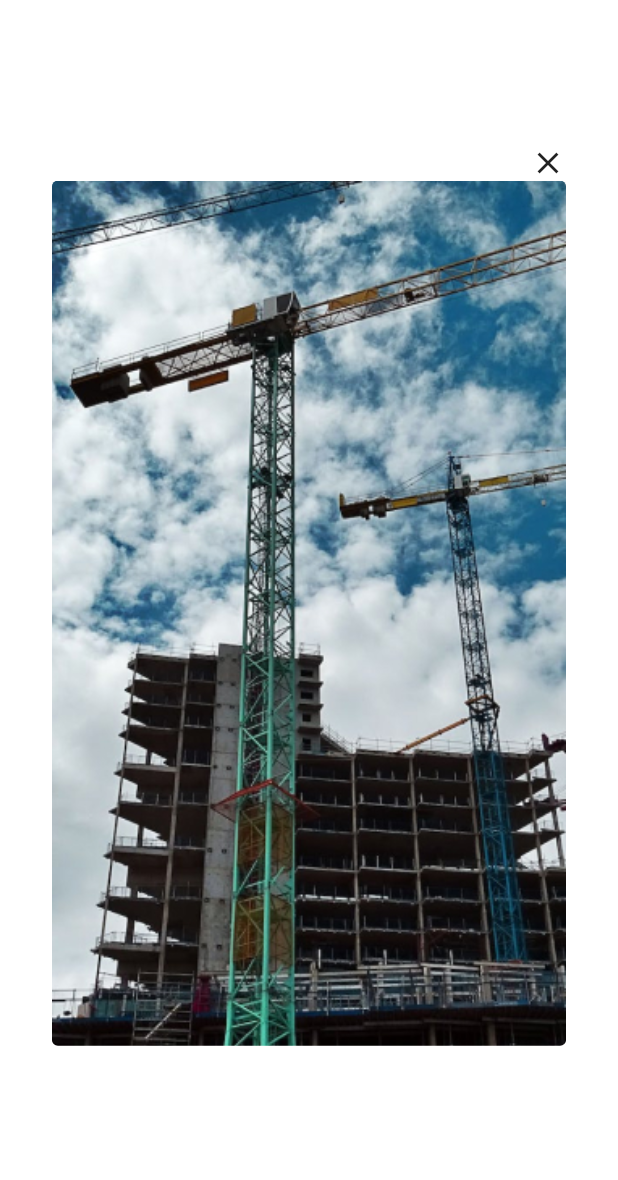
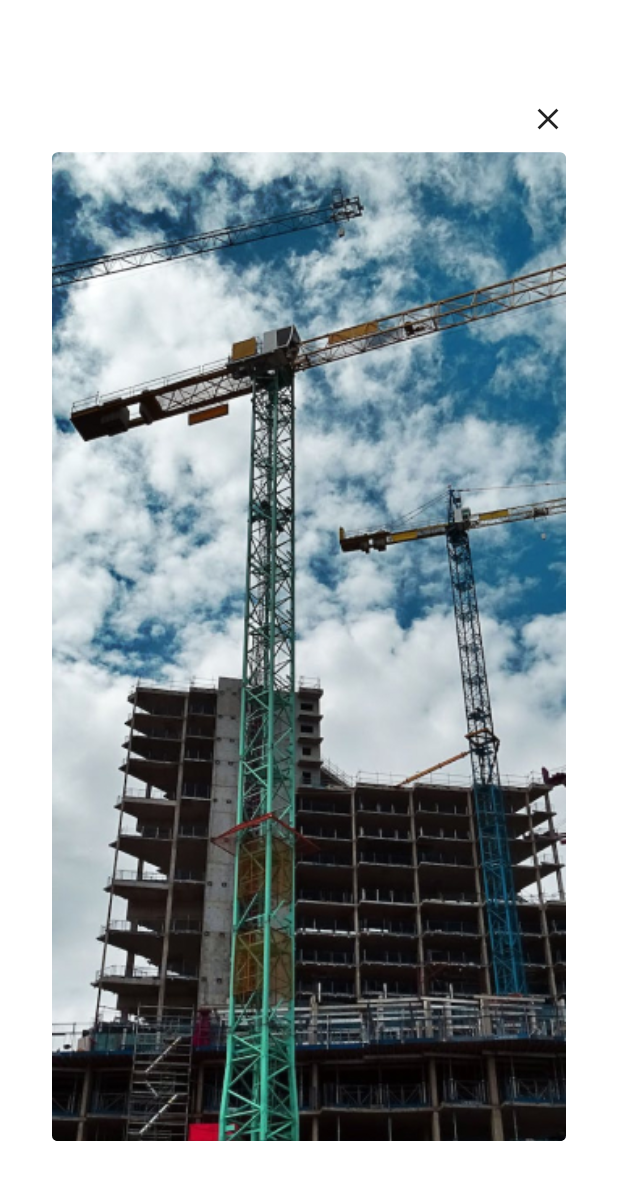
Before and after one commit to jamydevelop/Wilcon-Phase-2, a Flutter app: the ChecklistItemModalWidget screen opened directly, on a phone screen of 412 x 824 dp. Shown: the top 1180 px of the screen. Run offline on Flutter 3.47's test engine with Material 3 defaults, Android fonts, the phone set to English and light mode, and no system bars.

Commit message:
ImageModal Done

```diff
--- a/wilcon_phase2/lib/module/checklist/checklist_item/widget/checklist_item_modal_widget.dart
+++ b/wilcon_phase2/lib/module/checklist/checklist_item/widget/checklist_item_modal_widget.dart
@@ -28,7 +28,7 @@ class _ChecklistItemModalWidgetState extends State<ChecklistItemModalWidget> {
               // ),
               Container(
                 width: MediaQuery.of(context).size.width * 0.9,
-                height: MediaQuery.of(context).size.height * 0.8,
+                height: MediaQuery.of(context).size.height * 0.87,
                 decoration: BoxDecoration(
                   color: Colors.white,
                   borderRadius: BorderRadius.circular(4.0),
@@ -42,9 +42,12 @@ class _ChecklistItemModalWidgetState extends State<ChecklistItemModalWidget> {
                       color: Colors.white,
                       child: Row(
                         mainAxisAlignment: MainAxisAlignment.end,
-                        children: [_iconClose()],
+                        children: [
+                          _iconClose(),
+                        ],
                       ),
                     ),
+                    const SizedBox(height: 10),
                     _imageModalWidget(),
                   ],
                 ),
@@ -58,7 +61,9 @@ class _ChecklistItemModalWidgetState extends State<ChecklistItemModalWidget> {
 
   Widget _iconClose() {
     return GestureDetector(
-      onTap: () {},
+      onTap: () {
+        Navigator.of(context).pop();
+      },
       child: const Icon(Icons.close_outlined),
     );
   }
@@ -70,7 +75,7 @@ class _ChecklistItemModalWidgetState extends State<ChecklistItemModalWidget> {
         'assets/images/construction.jpg',
         fit: BoxFit.cover,
         width: MediaQuery.of(context).size.width * 0.9,
-        height: MediaQuery.of(context).size.height * 0.7,
+        height: MediaQuery.of(context).size.height * 0.8,
       ),
     );
   }
```
